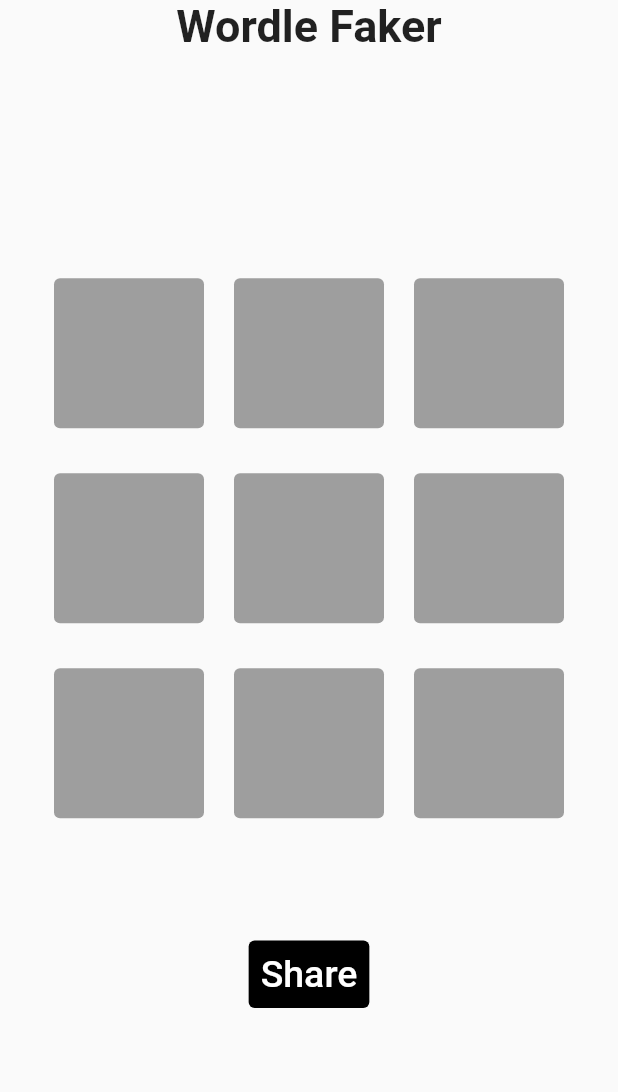
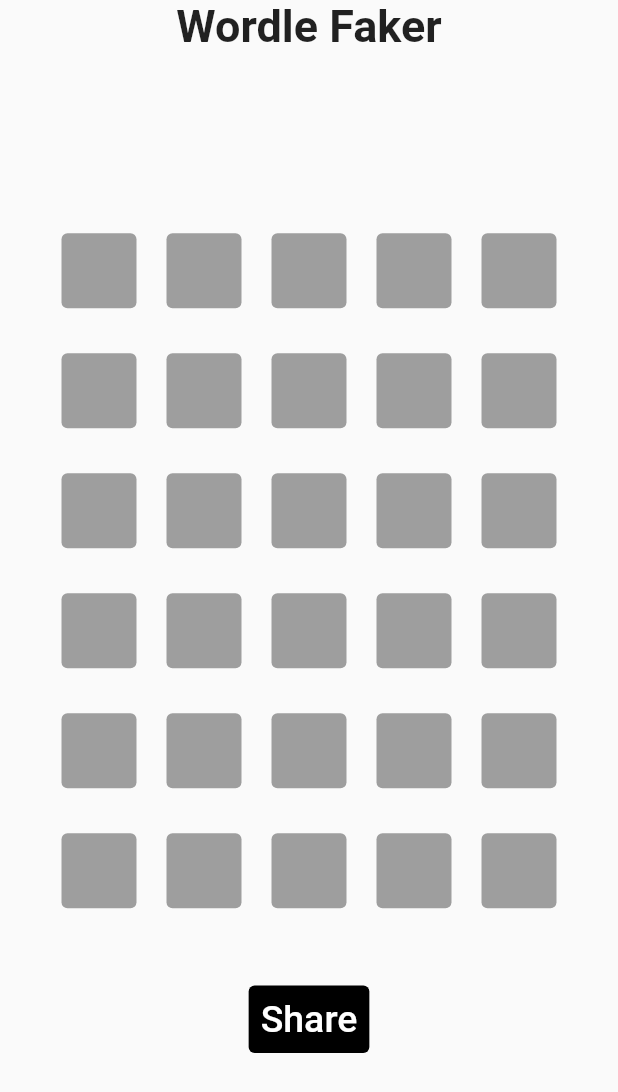
Before and after one commit to RangerVinven/Wordle-Faker, a Flutter app: the screen it shows after launch, on a phone screen of 412 x 824 dp. Shown: the top 1092 px of the screen. Run offline on Flutter 3.47's test engine with Material 2 defaults, Android fonts, the phone set to English and light mode, and no system bars.

Commit message:
Added more rows and columns

```diff
--- a/lib/main.dart
+++ b/lib/main.dart
@@ -43,12 +43,19 @@
                 child: Column(
                   mainAxisAlignment: MainAxisAlignment.center,
                   children: [
-                    BoxRow(),
-                    SizedBox(height: 30),
-                    BoxRow(),
-                    SizedBox(height: 30),
-                    BoxRow(),
-                    SizedBox(height: 80),
+                    const BoxRow(),
+                    const SizedBox(height: 30),
+                    const BoxRow(),
+                    const SizedBox(height: 30),
+                    const BoxRow(),
+                    const SizedBox(height: 30),
+                    const BoxRow(),
+                    const SizedBox(height: 30),
+                    const BoxRow(),
+                    const SizedBox(height: 30),
+                    const BoxRow(),
+
+                    const SizedBox(height: 50),
                     TextButton(
                       onPressed: () {},
                       style: TextButton.styleFrom(
@@ -91,6 +98,10 @@
         RowSquare(),
         SizedBox(width: 20),
         RowSquare(),
+        SizedBox(width: 20),
+        RowSquare(),
+        SizedBox(width: 20),
+        RowSquare(),
       ],
     );
   }
@@ -105,15 +116,23 @@
 
 class _RowSquareState extends State<RowSquare> {
 
+  int colourNum = 0;
+
   @override
   Widget build(BuildContext context) {
     return ElevatedButton(
-        onPressed: () {},
+        onPressed: () {
+          setState(() {
+            // Changes the colour of the button
+            colourNum == 2 ? colourNum = 0 : colourNum++;
+          });
+        },
+
         child: const Text(""),
         style: ElevatedButton.styleFrom(
-          minimumSize: const Size(100, 100),
-          maximumSize: const Size(100, 100),
-          primary: getColour(0),
+          minimumSize: const Size(50, 50),
+          maximumSize: const Size(50, 50),
+          primary: getColour(colourNum),
           elevation: 0
         )
     );
```
